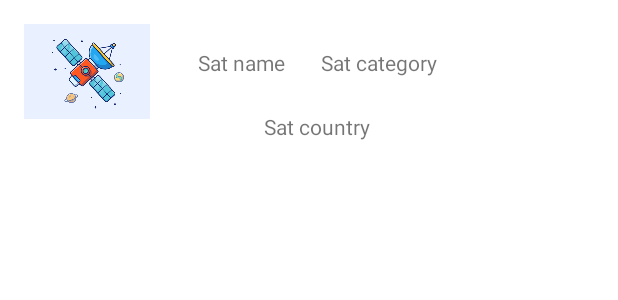
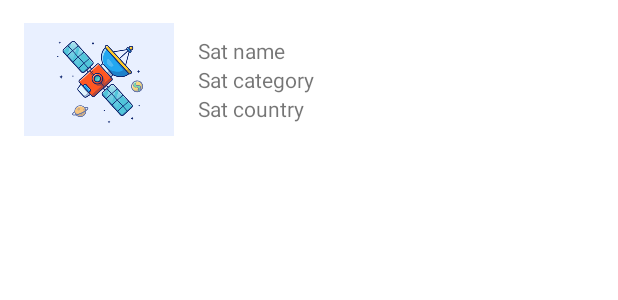
Before and after one commit to khandaniyal/KhanDaniyal_LogInApp, an Android app: the layout item_list.xml on its own in the app's theme, with its tools: preview values and no code run, on a phone screen of 412 x 824 dp. Shown: the top 300 px of the screen. Run offline under Robolectric (Android 15) with nearby library versions, the phone set to English and light mode, and no system bars.

```diff
--- a/app/src/main/java/com/example/recyclerview/RecyclerViewAdapter.java
+++ b/app/src/main/java/com/example/recyclerview/RecyclerViewAdapter.java
@@ -4,6 +4,7 @@ import android.view.View;
 import android.view.ViewGroup;
 import android.widget.TextView;
 import androidx.annotation.NonNull;
+import androidx.recyclerview.widget.ItemTouchHelper;
 import androidx.recyclerview.widget.RecyclerView;
 
 import com.example.uspherejda.Model.SatelliteForm;
@@ -28,6 +29,8 @@ public class RecyclerViewAdapter extends RecyclerView.Adapter<RecyclerViewAdapte
     @Override
     public void onBindViewHolder(@NonNull ViewHolder holder, int position) {
         holder.nameLabel.setText(nameArr.get(position).getName());
+        holder.countryLabel.setText(nameArr.get(position).getCountry());
+        holder.categoryLabel.setText(nameArr.get(position).getCategory());
     }
 
     @Override
--- a/app/src/main/res/layout/item_list.xml
+++ b/app/src/main/res/layout/item_list.xml
@@ -3,14 +3,14 @@
     xmlns:app="http://schemas.android.com/apk/res-auto"
     xmlns:tools="http://schemas.android.com/tools"
     android:layout_width="match_parent"
-    android:layout_height="match_parent">
+    android:layout_height="wrap_content">
 
     <TextView
         android:id="@+id/lblName"
         android:layout_width="wrap_content"
         android:layout_height="wrap_content"
-        android:layout_marginStart="32dp"
-        android:layout_marginTop="32dp"
+        android:layout_marginStart="16dp"
+        android:layout_marginTop="24dp"
         android:text="Sat name"
         app:layout_constraintStart_toEndOf="@+id/imageView"
         app:layout_constraintTop_toTopOf="parent" />
@@ -19,31 +19,31 @@
         android:id="@+id/lblCountry"
         android:layout_width="wrap_content"
         android:layout_height="wrap_content"
-        android:layout_marginBottom="730dp"
+        android:layout_marginBottom="24dp"
         android:text="Sat country"
         app:layout_constraintBottom_toBottomOf="parent"
         app:layout_constraintEnd_toEndOf="@+id/lblCategory"
-        app:layout_constraintHorizontal_bias="0.494"
-        app:layout_constraintStart_toStartOf="@+id/lblName" />
+        app:layout_constraintHorizontal_bias="0.0"
+        app:layout_constraintStart_toStartOf="@+id/lblName"
+        app:layout_constraintTop_toBottomOf="@+id/lblCategory" />
 
     <TextView
         android:id="@+id/lblCategory"
         android:layout_width="wrap_content"
-        android:layout_height="wrap_content"
-        android:layout_marginStart="24dp"
-        android:layout_marginTop="32dp"
+        android:layout_height="19dp"
+        android:layout_marginStart="16dp"
         android:text="Sat category"
-        app:layout_constraintStart_toEndOf="@+id/lblName"
-        app:layout_constraintTop_toTopOf="parent" />
+        app:layout_constraintBottom_toTopOf="@+id/lblCountry"
+        app:layout_constraintStart_toEndOf="@+id/imageView"
+        app:layout_constraintTop_toBottomOf="@+id/lblName" />
 
     <ImageView
         android:id="@+id/imageView"
-        android:layout_width="84dp"
-        android:layout_height="63dp"
+        android:layout_width="100dp"
+        android:layout_height="87dp"
         android:layout_marginStart="16dp"
         app:layout_constraintBottom_toBottomOf="parent"
         app:layout_constraintStart_toStartOf="parent"
         app:layout_constraintTop_toTopOf="parent"
-        app:layout_constraintVertical_bias="0.021"
         app:srcCompat="@drawable/satellite" />
 </androidx.constraintlayout.widget.ConstraintLayout>
```
Also changed, not shown: app/src/main/java/com/example/uspherejda/AddFragment.java (+5 -4 lines), app/src/main/java/com/example/uspherejda/DB/SatFromHelper.java (+14 -11 lines), app/src/main/java/com/example/uspherejda/ListFragment.java (+38 -6 lines), app/src/main/java/com/example/uspherejda/Model/SatelliteForm.java (+22 -13 lines).
